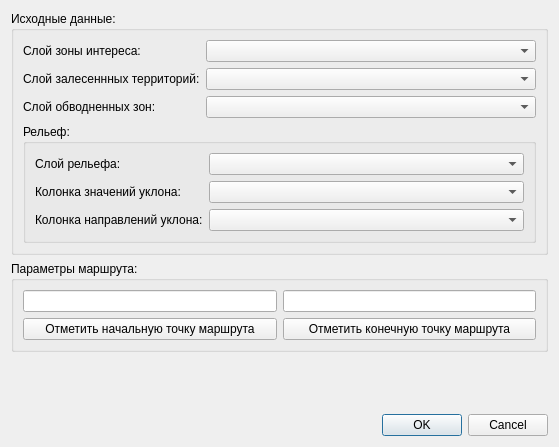
Qt form ddocclient/kksqgis/kksqgis/dn/azdialcalcroute.ui (YuriyRusinov/reper) before a commit.
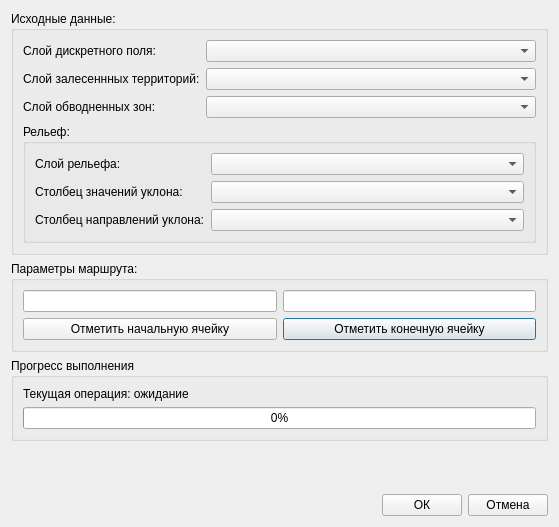
The same form after that commit.

The edit to the form file:
```diff
--- a/ddocclient/kksqgis/kksqgis/dn/azdialcalcroute.ui
+++ b/ddocclient/kksqgis/kksqgis/dn/azdialcalcroute.ui
@@ -7,7 +7,7 @@
     <x>0</x>
     <y>0</y>
     <width>559</width>
-    <height>447</height>
+    <height>527</height>
    </rect>
   </property>
   <property name="windowTitle">
@@ -81,7 +81,7 @@
             </sizepolicy>
            </property>
            <property name="text">
-            <string>Колонка значений уклона:</string>
+            <string>Столбец значений уклона:</string>
            </property>
           </widget>
          </item>
@@ -94,7 +94,7 @@
             </sizepolicy>
            </property>
            <property name="text">
-            <string>Колонка направлений уклона:</string>
+            <string>Столбец направлений уклона:</string>
            </property>
           </widget>
          </item>
@@ -107,7 +107,7 @@
       <item row="0" column="0">
        <widget class="QLabel" name="label_6">
         <property name="text">
-         <string>Слой зоны интереса:</string>
+         <string>Слой дискретного поля:</string>
         </property>
        </widget>
       </item>
@@ -132,14 +132,37 @@
       <item row="2" column="1">
        <widget class="QPushButton" name="pushButtonEnd">
         <property name="text">
-         <string>Отметить конечную точку маршрута</string>
+         <string>Отметить конечную ячейку</string>
         </property>
        </widget>
       </item>
       <item row="2" column="0">
        <widget class="QPushButton" name="pushButtonStart">
         <property name="text">
-         <string>Отметить начальную точку маршрута</string>
+         <string>Отметить начальную ячейку</string>
+        </property>
+       </widget>
+      </item>
+     </layout>
+    </widget>
+   </item>
+   <item>
+    <widget class="QGroupBox" name="groupBox_4">
+     <property name="title">
+      <string>Прогресс выполнения</string>
+     </property>
+     <layout class="QVBoxLayout" name="verticalLayout_2">
+      <item>
+       <widget class="QLabel" name="labelProgress">
+        <property name="text">
+         <string>Текущая операция: ожидание</string>
+        </property>
+       </widget>
+      </item>
+      <item>
+       <widget class="QProgressBar" name="progressBar">
+        <property name="value">
+         <number>0</number>
         </property>
        </widget>
       </item>
@@ -160,14 +183,35 @@
     </spacer>
    </item>
    <item>
-    <widget class="QDialogButtonBox" name="buttonBox">
-     <property name="orientation">
-      <enum>Qt::Horizontal</enum>
-     </property>
-     <property name="standardButtons">
-      <set>QDialogButtonBox::Cancel|QDialogButtonBox::Ok</set>
-     </property>
-    </widget>
+    <layout class="QHBoxLayout" name="horizontalLayout">
+     <item>
+      <spacer name="horizontalSpacer">
+       <property name="orientation">
+        <enum>Qt::Horizontal</enum>
+       </property>
+       <property name="sizeHint" stdset="0">
+        <size>
+         <width>40</width>
+         <height>20</height>
+        </size>
+       </property>
+      </spacer>
+     </item>
+     <item>
+      <widget class="QPushButton" name="buttonOk">
+       <property name="text">
+        <string>ОК</string>
+       </property>
+      </widget>
+     </item>
+     <item>
+      <widget class="QPushButton" name="buttonCancel">
+       <property name="text">
+        <string>Отмена</string>
+       </property>
+      </widget>
+     </item>
+    </layout>
    </item>
   </layout>
  </widget>
```
Left out of the diff: 35 changed lines with no effect on the pictures.
